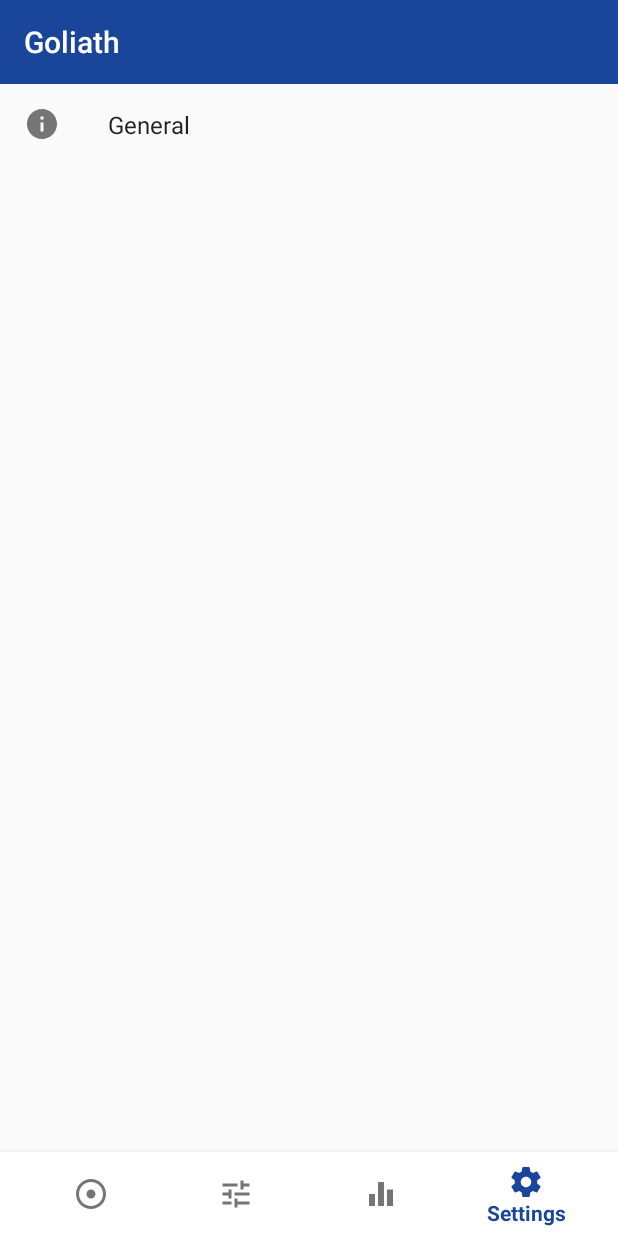
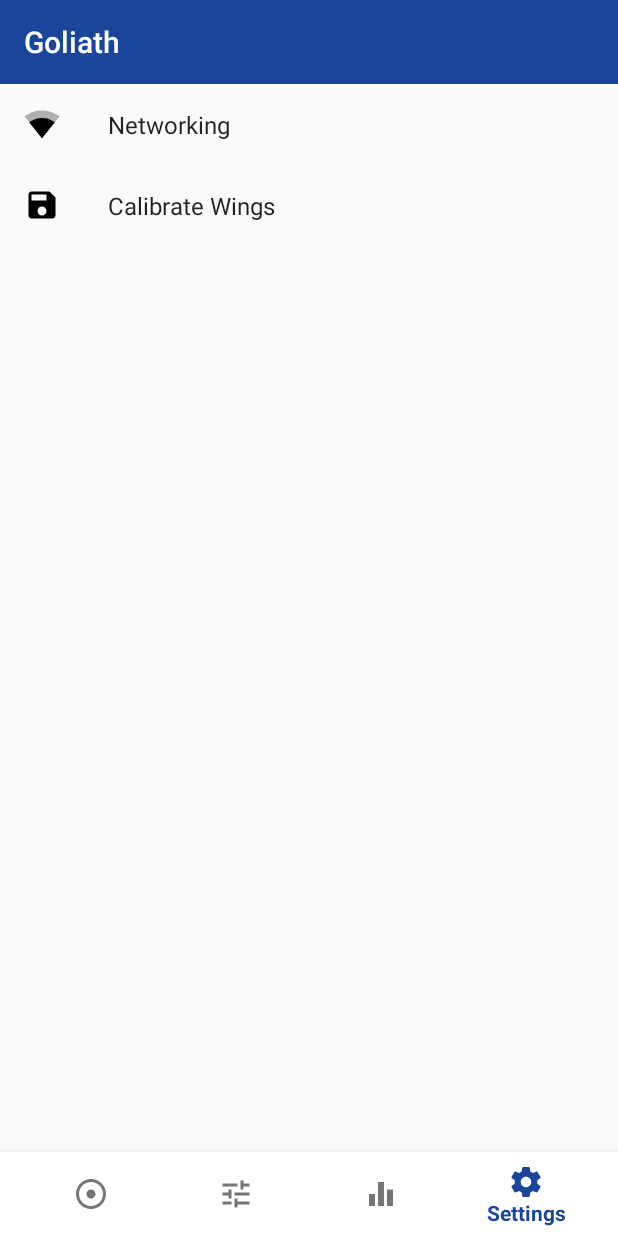
Before and after one commit to P8P-7/android-app, an Android app: the screen it shows after launch (MainActivity), item 4 of the bottom bar chosen, on a phone screen of 412 x 824 dp. Run offline under Robolectric (Android 15) with nearby library versions, the phone set to English and light mode, and no system bars; our stand-ins replace Timber, androidx.preference; libraries missing offline, so code that uses them is left out: androidx.constraintlayout, belka.us.androidtoggleswitch, io.github.controlwear.virtual; 19 statements that could not run were skipped.

Commit message:
Added calibrate wings button and cleaned up networking settings

```diff
--- a/app/src/main/java/nl/team_goliath/app/ui/MainActivity.java
+++ b/app/src/main/java/nl/team_goliath/app/ui/MainActivity.java
@@ -41,6 +41,13 @@ import timber.log.Timber;
 
 public class MainActivity extends AppCompatActivity implements MessageListener, CommandSender, PreferenceFragmentCompat.OnPreferenceStartScreenCallback {
     private static final String TAG = MainActivity.class.getSimpleName();
+
+    /**
+     * TCP Components
+     */
+    private static String ADDRESS;
+    private static String SUB_PORT;
+    private static String PUB_PORT;
 
     /**
      * TCP Addresses
@@ -121,20 +128,32 @@ public class MainActivity extends AppCompatActivity implements MessageListener,
 
         SharedPreferences prefs = PreferenceManager.getDefaultSharedPreferences(this);
 
-        SUB_ADDRESS = prefs.getString("sub_address", getString(R.string.pref_default_sub_address));
-        PUB_ADDRESS = prefs.getString("pub_address", getString(R.string.pref_default_pub_address));
+        ADDRESS = prefs.getString("address", getString(R.string.pref_default_address));
+        SUB_PORT = prefs.getString("sub_port", getString(R.string.pref_default_sub_port));
+        PUB_PORT = prefs.getString("pub_port", getString(R.string.pref_default_pub_port));
+
+        setAddresses();
 
         SharedPreferences.OnSharedPreferenceChangeListener listener = (prefs1, key) -> {
             String value = prefs1.getString(key, "");
 
             switch (key) {
-                case "sub_address":
-                    SUB_ADDRESS = value;
+                case "address":
+                    ADDRESS = value;
+                    setAddresses();
+                    subscribeBinder.disconnect();
+                    subscribeBinder.connect(SUB_ADDRESS);
+                    publishBinder.disconnect();
+                    publishBinder.connect(PUB_ADDRESS);
+                case "sub_port":
+                    SUB_PORT = value;
+                    setAddresses();
                     subscribeBinder.disconnect();
                     subscribeBinder.connect(SUB_ADDRESS);
                     break;
-                case "pub_address":
-                    PUB_ADDRESS = value;
+                case "pub_port":
+                    PUB_PORT = value;
+                    setAddresses();
                     publishBinder.disconnect();
                     publishBinder.connect(PUB_ADDRESS);
                     break;
@@ -154,7 +173,8 @@ public class MainActivity extends AppCompatActivity implements MessageListener,
         repositoryViewModel.watchRepo(ZmqConfigRepositoryProto.ConfigRepository.class);
         repositoryViewModel.watchRepo(LogRepositoryProto.LogRepository.class);
         repositoryViewModel.watchRepo(CommandStatusRepositoryProto.CommandStatusRepository.class);
-        repositoryViewModel.getMessages().observe(this, listResource -> {});
+        repositoryViewModel.getMessages().observe(this, listResource -> {
+        });
     }
 
     @Override
@@ -263,4 +283,10 @@ public class MainActivity extends AppCompatActivity implements MessageListener,
                 .commit();
         return true;
     }
+
+    private void setAddresses() {
+        String address = "tcp://" + ADDRESS + ":";
+        SUB_ADDRESS = address + SUB_PORT;
+        PUB_ADDRESS = address + PUB_PORT;
+    }
 }
--- a/app/src/main/java/nl/team_goliath/app/ui/PreferenceFragment.java
+++ b/app/src/main/java/nl/team_goliath/app/ui/PreferenceFragment.java
@@ -4,16 +4,25 @@ import android.os.Bundle;
 import android.view.View;
 
 import androidx.core.content.ContextCompat;
+import androidx.lifecycle.Lifecycle;
 import androidx.preference.ListPreference;
 import androidx.preference.Preference;
 import androidx.preference.PreferenceFragmentCompat;
 import androidx.preference.PreferenceManager;
 import nl.team_goliath.app.R;
+import nl.team_goliath.app.model.CommandSender;
+import nl.team_goliath.app.proto.CommandMessageProto.CommandMessage;
 
 /**
  * Main UI for the preferences screen.
  */
 public class PreferenceFragment extends PreferenceFragmentCompat {
+    private final CommandSender callback = (commandMessage) -> {
+        if (getLifecycle().getCurrentState().isAtLeast(Lifecycle.State.STARTED)) {
+            ((CommandSender) getActivity()).sendCommand(commandMessage);
+        }
+    };
+
     static PreferenceFragment newInstance() {
         return new PreferenceFragment();
     }
@@ -35,8 +44,9 @@ public class PreferenceFragment extends PreferenceFragmentCompat {
         // to their values. When their values change, their summaries are
         // updated to reflect the new value, per the Android Design
         // guidelines.
-        bindPreferenceSummaryToValue(findPreference("sub_address"));
-        bindPreferenceSummaryToValue(findPreference("pub_address"));
+        bindPreferenceSummaryToValue(findPreference("address"));
+        bindPreferenceSummaryToValue(findPreference("sub_port"));
+        bindPreferenceSummaryToValue(findPreference("pub_port"));
     }
 
     /**
--- a/app/src/main/java/nl/team_goliath/app/ui/WingFragment.java
+++ b/app/src/main/java/nl/team_goliath/app/ui/WingFragment.java
@@ -1,5 +1,6 @@
 package nl.team_goliath.app.ui;
 
+import android.annotation.SuppressLint;
 import android.os.Bundle;
 import android.view.LayoutInflater;
 import android.view.MotionEvent;
@@ -24,7 +25,6 @@ import nl.team_goliath.app.proto.MoveWingCommandProto.MoveWingCommand;
 import nl.team_goliath.app.proto.MoveWingCommandProto.ServoCommand;
 import nl.team_goliath.app.proto.MoveWingCommandProto.ServoCommand.Motor;
 import nl.team_goliath.app.proto.MoveWingCommandProto.ServoCommand.Direction;
-
 
 /**
  * Main UI for the wing control screen.
--- /dev/null
+++ b/app/src/main/res/drawable/ic_file_download_black_24dp.xml
@@ -0,0 +1,9 @@
+<vector xmlns:android="http://schemas.android.com/apk/res/android"
+        android:width="24dp"
+        android:height="24dp"
+        android:viewportWidth="24.0"
+        android:viewportHeight="24.0">
+    <path
+        android:fillColor="#FF000000"
+        android:pathData="M19,9h-4V3H9v6H5l7,7 7,-7zM5,18v2h14v-2H5z"/>
+</vector>
--- /dev/null
+++ b/app/src/main/res/drawable/ic_file_upload_black_24dp.xml
@@ -0,0 +1,9 @@
+<vector xmlns:android="http://schemas.android.com/apk/res/android"
+        android:width="24dp"
+        android:height="24dp"
+        android:viewportWidth="24.0"
+        android:viewportHeight="24.0">
+    <path
+        android:fillColor="#FF000000"
+        android:pathData="M9,16h6v-6h4l-7,-7 -7,7h4zM5,18h14v2L5,20z"/>
+</vector>
--- /dev/null
+++ b/app/src/main/res/drawable/ic_import_export_black_24dp.xml
@@ -0,0 +1,9 @@
+<vector xmlns:android="http://schemas.android.com/apk/res/android"
+        android:width="24dp"
+        android:height="24dp"
+        android:viewportWidth="24.0"
+        android:viewportHeight="24.0">
+    <path
+        android:fillColor="#FF000000"
+        android:pathData="M9,3L5,6.99h3L8,14h2L10,6.99h3L9,3zM16,17.01L16,10h-2v7.01h-3L15,21l4,-3.99h-3z"/>
+</vector>
--- /dev/null
+++ b/app/src/main/res/drawable/ic_network_check_black_24dp.xml
@@ -0,0 +1,9 @@
+<vector xmlns:android="http://schemas.android.com/apk/res/android"
+        android:width="24dp"
+        android:height="24dp"
+        android:viewportWidth="24.0"
+        android:viewportHeight="24.0">
+    <path
+        android:fillColor="#FF000000"
+        android:pathData="M15.9,5c-0.17,0 -0.32,0.09 -0.41,0.23l-0.07,0.15 -5.18,11.65c-0.16,0.29 -0.26,0.61 -0.26,0.96 0,1.11 0.9,2.01 2.01,2.01 0.96,0 1.77,-0.68 1.96,-1.59l0.01,-0.03L16.4,5.5c0,-0.28 -0.22,-0.5 -0.5,-0.5zM1,9l2,2c2.88,-2.88 6.79,-4.08 10.53,-3.62l1.19,-2.68C9.89,3.84 4.74,5.27 1,9zM21,11l2,-2c-1.64,-1.64 -3.55,-2.82 -5.59,-3.57l-0.53,2.82c1.5,0.62 2.9,1.53 4.12,2.75zM17,15l2,-2c-0.8,-0.8 -1.7,-1.42 -2.66,-1.89l-0.55,2.92c0.42,0.27 0.83,0.59 1.21,0.97zM5,13l2,2c1.13,-1.13 2.56,-1.79 4.03,-2l1.28,-2.88c-2.63,-0.08 -5.3,0.87 -7.31,2.88z"/>
+</vector>
--- /dev/null
+++ b/app/src/main/res/drawable/ic_network_wifi_black_24dp.xml
@@ -0,0 +1,13 @@
+<vector xmlns:android="http://schemas.android.com/apk/res/android"
+        android:width="24dp"
+        android:height="24dp"
+        android:viewportWidth="24.0"
+        android:viewportHeight="24.0">
+    <path
+        android:fillColor="#FF000000"
+        android:pathData="M12.01,21.49L23.64,7c-0.45,-0.34 -4.93,-4 -11.64,-4C5.28,3 0.81,6.66 0.36,7l11.63,14.49 0.01,0.01 0.01,-0.01z"
+        android:fillAlpha=".3"/>
+    <path
+        android:fillColor="#FF000000"
+        android:pathData="M3.53,10.95l8.46,10.54 0.01,0.01 0.01,-0.01 8.46,-10.54C20.04,10.62 16.81,8 12,8c-4.81,0 -8.04,2.62 -8.47,2.95z"/>
+</vector>
--- /dev/null
+++ b/app/src/main/res/drawable/ic_save_black_24dp.xml
@@ -0,0 +1,9 @@
+<vector xmlns:android="http://schemas.android.com/apk/res/android"
+        android:width="24dp"
+        android:height="24dp"
+        android:viewportWidth="24.0"
+        android:viewportHeight="24.0">
+    <path
+        android:fillColor="#FF000000"
+        android:pathData="M17,3L5,3c-1.11,0 -2,0.9 -2,2v14c0,1.1 0.89,2 2,2h14c1.1,0 2,-0.9 2,-2L21,7l-4,-4zM12,19c-1.66,0 -3,-1.34 -3,-3s1.34,-3 3,-3 3,1.34 3,3 -1.34,3 -3,3zM15,9L5,9L5,5h10v4z"/>
+</vector>
--- a/app/src/main/res/values/strings.xml
+++ b/app/src/main/res/values/strings.xml
@@ -26,12 +26,27 @@
     <string name="pref_header">Settings</string>
 
     <!-- General settings -->
-    <string name="pref_general_key">general_preference</string>
-    <string name="pref_header_general">General</string>
+    <string name="pref_networking_key">networking_preference</string>
+    <string name="pref_header_networking">Networking</string>
 
-    <string name="pref_title_sub_address">Subscriber address / port</string>
-    <string name="pref_default_sub_address">tcp://127.0.0.1:5555</string>
+    <string name="pref_title_protocol">Protocol</string>
+    <string-array name="pref_value_protocol">
+        <item>tcp</item>
+        <item>inproc</item>
+        <item>ipc</item>
+        <item>pgm</item>
+        <item>epgm</item>
+    </string-array>
+    <string name="pref_default_protocol">tcp</string>
 
-    <string name="pref_title_pub_address">Publisher address / port</string>
-    <string name="pref_default_pub_address">tcp://127.0.0.1:5556</string>
+    <string name="pref_title_address">Address</string>
+    <string name="pref_default_address">127.0.0.1</string>
+
+    <string name="pref_title_sub_port">Subscriber Port</string>
+    <string name="pref_default_sub_port">5555</string>
+
+    <string name="pref_title_pub_port">Publisher Port</string>
+    <string name="pref_default_pub_port">5556</string>
+
+    <string name="pref_title_calibrate_wings">Calibrate Wings</string>
 </resources>
--- a/app/src/main/res/xml/preferences.xml
+++ b/app/src/main/res/xml/preferences.xml
@@ -2,28 +2,46 @@
     android:title="@string/pref_header">
 
     <PreferenceScreen
-        android:icon="@drawable/ic_info_black_24dp"
-        android:key="@string/pref_general_key"
-        android:title="@string/pref_header_general">
+        android:icon="@drawable/ic_network_wifi_black_24dp"
+        android:key="@string/pref_networking_key"
+        android:title="@string/pref_header_networking">
 
         <EditTextPreference
-            android:defaultValue="@string/pref_default_sub_address"
-            android:inputType="text"
-            android:key="sub_address"
+            android:icon="@drawable/ic_network_check_black_24dp"
+            android:defaultValue="@string/pref_default_address"
+            android:key="address"
             android:maxLines="1"
+            android:maxLength="15"
+            android:singleLine="true"
+            android:title="@string/pref_title_address"/>
+
+        <EditTextPreference
+            android:icon="@drawable/ic_file_download_black_24dp"
+            android:defaultValue="@string/pref_default_sub_port"
+            android:inputType="number"
+            android:key="sub_port"
+            android:maxLines="1"
+            android:maxLength="5"
             android:selectAllOnFocus="true"
             android:singleLine="true"
-            android:title="@string/pref_title_sub_address" />
+            android:title="@string/pref_title_sub_port" />
 
         <EditTextPreference
-            android:defaultValue="@string/pref_default_pub_address"
-            android:inputType="text"
-            android:key="pub_address"
+            android:icon="@drawable/ic_file_upload_black_24dp"
+            android:defaultValue="@string/pref_default_pub_port"
+            android:inputType="number"
+            android:key="pub_port"
             android:maxLines="1"
+            android:maxLength="5"
             android:selectAllOnFocus="true"
             android:singleLine="true"
-            android:title="@string/pref_title_pub_address" />
+            android:title="@string/pref_title_pub_port" />
 
     </PreferenceScreen>
 
+    <Preference
+        android:icon="@drawable/ic_save_black_24dp"
+        android:key="calibrate_wings"
+        android:title="@string/pref_title_calibrate_wings" />
+
 </PreferenceScreen>
```
